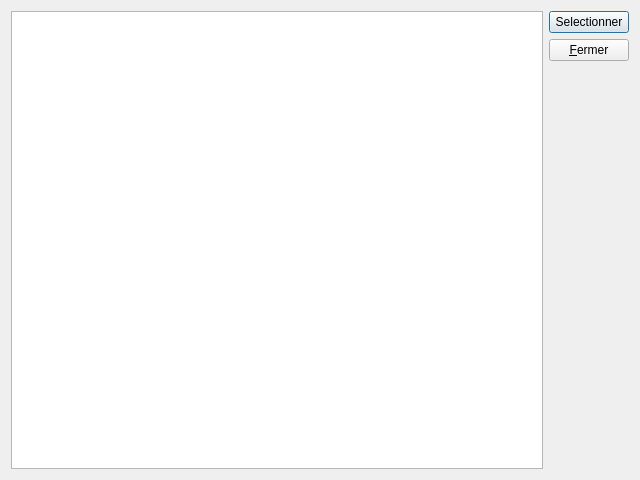
InformatiqueAtmoNA/tam, file dlg_testxml.ui: the form before one commit.
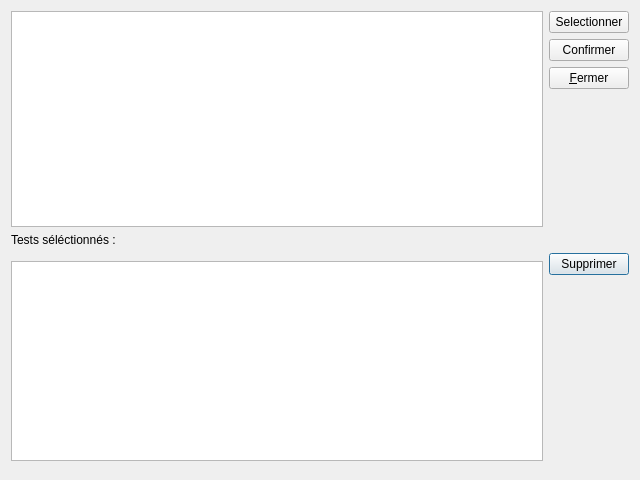
The form after the commit.

Commit message: ajout de plusieurs tests d'un coup finit et possibilité de définir la date de début du test

```diff
--- a/dlg_testxml.ui
+++ b/dlg_testxml.ui
@@ -16,8 +16,32 @@
   <layout class="QGridLayout" name="gridLayout_2">
    <item row="0" column="0">
     <layout class="QGridLayout" name="gridLayout">
-     <item row="0" column="0">
-      <widget class="QTableView" name="tableView"/>
+     <item row="3" column="1">
+      <layout class="QVBoxLayout" name="verticalLayout_3">
+       <property name="sizeConstraint">
+        <enum>QLayout::SetMinimumSize</enum>
+       </property>
+       <item>
+        <widget class="QPushButton" name="button_Supprimer">
+         <property name="text">
+          <string>Supprimer</string>
+         </property>
+        </widget>
+       </item>
+       <item>
+        <spacer name="verticalSpacer_2">
+         <property name="orientation">
+          <enum>Qt::Vertical</enum>
+         </property>
+         <property name="sizeHint" stdset="0">
+          <size>
+           <width>20</width>
+           <height>40</height>
+          </size>
+         </property>
+        </spacer>
+       </item>
+      </layout>
      </item>
      <item row="0" column="1">
       <layout class="QVBoxLayout" name="verticalLayout">
@@ -28,6 +52,13 @@
          </property>
         </widget>
        </item>
+       <item>
+        <widget class="QPushButton" name="button_Confirmer">
+         <property name="text">
+          <string>Confirmer</string>
+         </property>
+        </widget>
+       </item>
        <item>
         <widget class="QPushButton" name="button_Fermer">
          <property name="text">
@@ -50,6 +81,30 @@
        </item>
       </layout>
      </item>
+     <item row="0" column="0">
+      <widget class="QTableView" name="tableView"/>
+     </item>
+     <item row="3" column="0">
+      <layout class="QVBoxLayout" name="verticalLayout_4">
+       <item>
+        <widget class="QTableWidget" name="testsSelectionnes">
+         <property name="maximumSize">
+          <size>
+           <width>535</width>
+           <height>200</height>
+          </size>
+         </property>
+        </widget>
+       </item>
+      </layout>
+     </item>
+     <item row="1" column="0">
+      <widget class="QLabel" name="label">
+       <property name="text">
+        <string>Tests séléctionnés :</string>
+       </property>
+      </widget>
+     </item>
     </layout>
    </item>
   </layout>
```
The commit also changes 12 other files.
